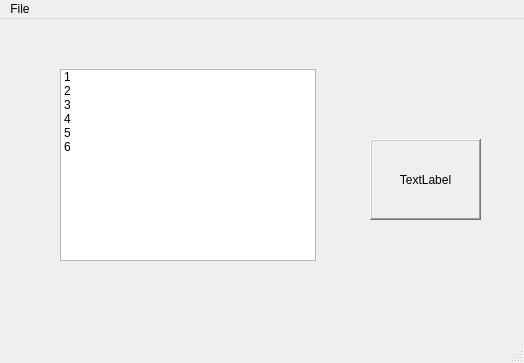
xtfllbl/flowGUI, file mainwindow.ui: the form before one commit.
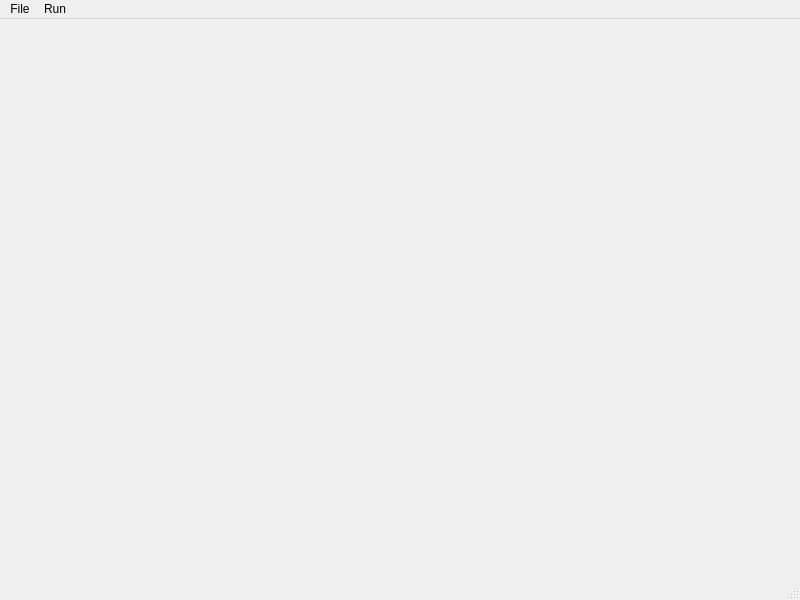
The form after the commit.

```diff
--- a/mainwindow.ui
+++ b/mainwindow.ui
@@ -6,92 +6,20 @@
    <rect>
     <x>0</x>
     <y>0</y>
-    <width>524</width>
-    <height>363</height>
+    <width>800</width>
+    <height>600</height>
    </rect>
   </property>
   <property name="windowTitle">
    <string>MainWindow</string>
   </property>
-  <widget class="QWidget" name="centralwidget">
-   <widget class="QListWidget" name="listWidget">
-    <property name="geometry">
-     <rect>
-      <x>60</x>
-      <y>50</y>
-      <width>256</width>
-      <height>192</height>
-     </rect>
-    </property>
-    <property name="editTriggers">
-     <set>QAbstractItemView::NoEditTriggers</set>
-    </property>
-    <property name="selectionMode">
-     <enum>QAbstractItemView::MultiSelection</enum>
-    </property>
-    <property name="selectionBehavior">
-     <enum>QAbstractItemView::SelectRows</enum>
-    </property>
-    <item>
-     <property name="text">
-      <string>1</string>
-     </property>
-    </item>
-    <item>
-     <property name="text">
-      <string>2</string>
-     </property>
-    </item>
-    <item>
-     <property name="text">
-      <string>3</string>
-     </property>
-    </item>
-    <item>
-     <property name="text">
-      <string>4</string>
-     </property>
-    </item>
-    <item>
-     <property name="text">
-      <string>5</string>
-     </property>
-    </item>
-    <item>
-     <property name="text">
-      <string>6</string>
-     </property>
-    </item>
-   </widget>
-   <widget class="QLabel" name="label">
-    <property name="geometry">
-     <rect>
-      <x>370</x>
-      <y>120</y>
-      <width>111</width>
-      <height>81</height>
-     </rect>
-    </property>
-    <property name="frameShape">
-     <enum>QFrame::WinPanel</enum>
-    </property>
-    <property name="frameShadow">
-     <enum>QFrame::Raised</enum>
-    </property>
-    <property name="text">
-     <string>TextLabel</string>
-    </property>
-    <property name="alignment">
-     <set>Qt::AlignCenter</set>
-    </property>
-   </widget>
-  </widget>
+  <widget class="QWidget" name="cw"/>
   <widget class="QMenuBar" name="menubar">
    <property name="geometry">
     <rect>
      <x>0</x>
      <y>0</y>
-     <width>524</width>
+     <width>800</width>
      <height>28</height>
     </rect>
    </property>
@@ -101,7 +29,14 @@
     </property>
     <addaction name="actionExit"/>
    </widget>
+   <widget class="QMenu" name="menuExcute">
+    <property name="title">
+     <string>Run</string>
+    </property>
+    <addaction name="actionExcute"/>
+   </widget>
    <addaction name="menuFile"/>
+   <addaction name="menuExcute"/>
   </widget>
   <widget class="QStatusBar" name="statusbar"/>
   <action name="actionExit">
```
Left out of the diff: 5 changed lines with no effect on the pictures.
